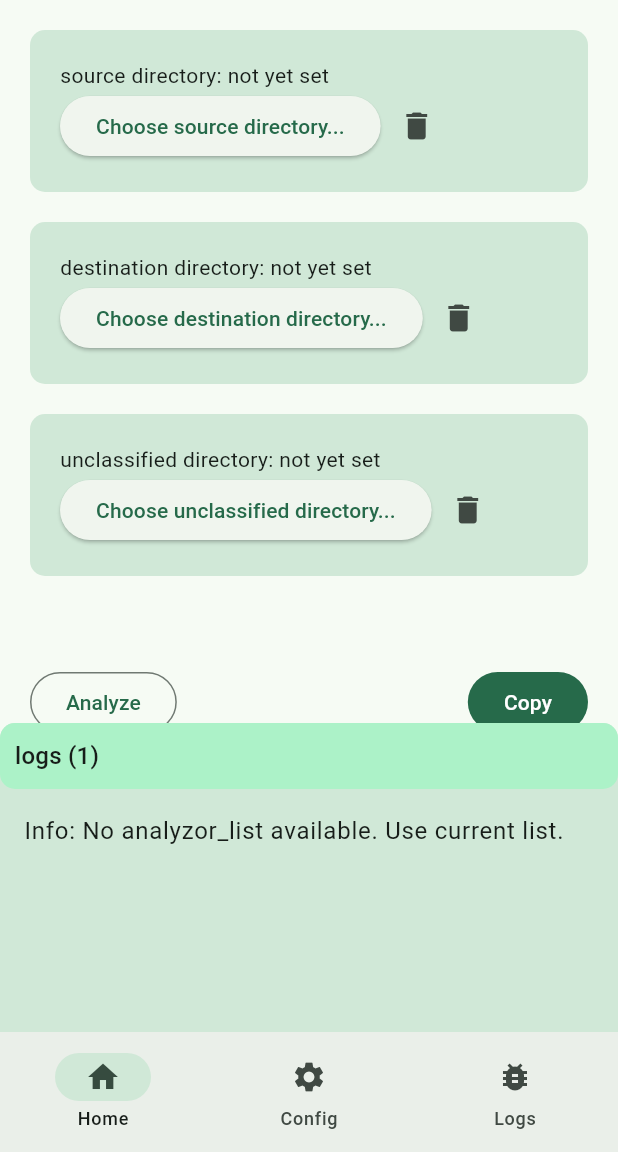
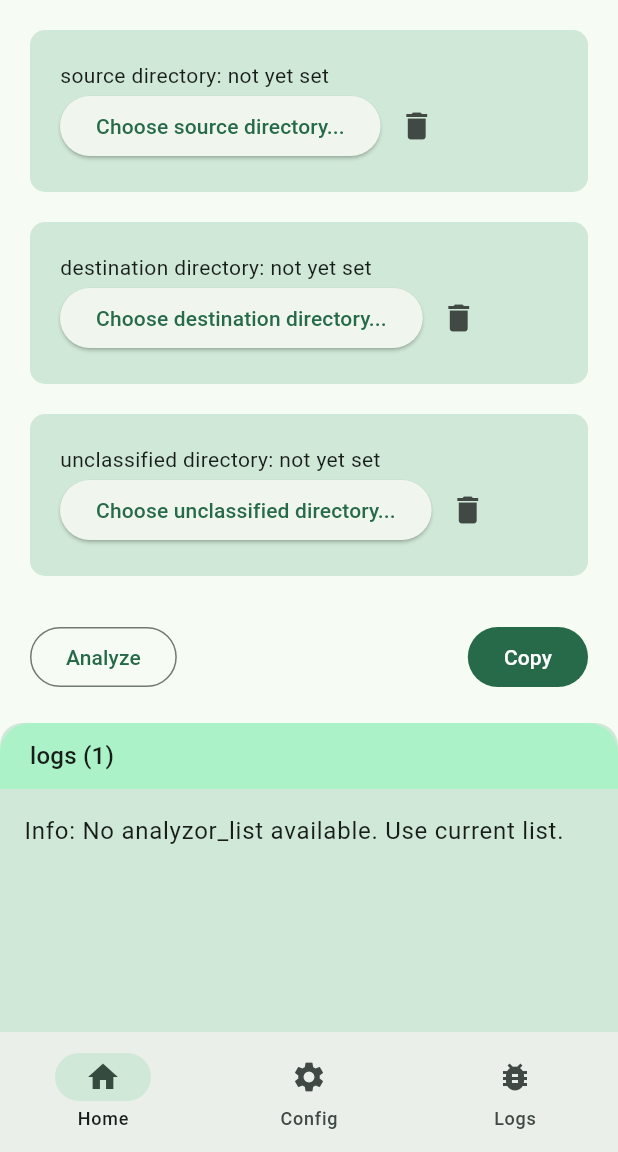
Before and after one commit to codica20/sortmedia, a Flutter app: the screen it shows after launch, on a phone screen of 412 x 824 dp, the part 84-1236 px from its top. Run offline on Flutter 3.47's test engine with Material 3 defaults, Android fonts, the phone set to English and light mode, and no system bars; our stand-ins replace dart_mappable, file_picker, get_it, shared_preferences, watch_it; missing offline and left inert: exif_reader; generated files the repository leaves out were written again.

Commit message:
Refactor/improvement: SettingBaseWidget and rounded corners for logs on home screen.

```diff
--- a/lib/features/home/ui/home_screen.dart
+++ b/lib/features/home/ui/home_screen.dart
@@ -37,28 +37,24 @@ class HomeScreen extends StatelessWidget {
               child: Column(
                 children: [
                   defaultPadding(SettingsWidget()),
-                  defaultPadding(
-                    Row(
-                      mainAxisAlignment: .spaceBetween,
-                      children: [
-                        AnalyzeButton(),
-                        TransferButton(),
-                      ],
-                    ),
-                  ),
                 ],
               ),
             ),
           ),
-
+          defaultPadding(
+            Row(
+              mainAxisAlignment: .spaceBetween,
+              children: [AnalyzeButton(), TransferButton()],
+            ),
+          ),
           SizedBox(
             height: screenHeight / 4,
             child: Container(
               decoration: BoxDecoration(
                 borderRadius:
                     BorderRadiusGeometry.directional(
-                      topStart: Radius.circular(10),
-                      topEnd: Radius.circular(10),
+                      topStart: Radius.circular(15),
+                      topEnd: Radius.circular(15),
                     ),
                 color: colorScheme.secondaryContainer,
               ),
--- a/lib/features/log/ui/logs_view_widget.dart
+++ b/lib/features/log/ui/logs_view_widget.dart
@@ -1,6 +1,8 @@
 import 'package:flutter/material.dart';
+
 import 'log_item_widget.dart';
 import '../uistate/logger.dart';
+
 import 'package:watch_it/watch_it.dart';
 
 /// shows the logs, newest at the top
@@ -18,13 +20,14 @@ class LogsViewWidget extends WatchingWidget {
       children: [
         Container(
           decoration: BoxDecoration(
-            borderRadius: BorderRadius.all(
-              Radius.circular(10),
+            borderRadius: const BorderRadius.only(
+              topLeft: Radius.circular(20),
+              topRight: Radius.circular(20),
             ),
 
             color: theme.colorScheme.primaryContainer,
           ),
-          padding: .all(10),
+          padding: .symmetric(vertical: 10, horizontal: 20),
           child: Text(
             heading,
             style: theme.textTheme.titleMedium,
--- a/lib/features/settings/ui/choose_dir_setting_widget.dart
+++ b/lib/features/settings/ui/choose_dir_setting_widget.dart
@@ -1,9 +1,8 @@
 import 'package:file_picker/file_picker.dart';
 import 'package:flutter/material.dart';
-import 'package:sortmedia/l10n/app_localizations.dart';
 
-import '../../home/ui/sm_scaffold.dart';
-
+import 'setting_base_widget.dart';
+import '../../../l10n/app_localizations.dart';
 import '../../../features/log/uistate/logger.dart';
 
 class ChooseDirSettingWidget extends StatelessWidget {
@@ -21,15 +20,7 @@ class ChooseDirSettingWidget extends StatelessWidget {
   @override
   Widget build(BuildContext context) {
     getTranslation() => AppLocalizations.of(context)!;
-    return Container(
-      padding: .all(20),
-      margin: .directional(bottom: 20),
-      decoration: BoxDecoration(
-        borderRadius: defaultBorderRadius(),
-        color: Theme.of(context)
-            .colorScheme
-            .secondaryContainer,
-      ),
+    return SettingBaseWidget(
       child: Wrap(
         direction: .horizontal,
         alignment: .spaceBetween,
--- /dev/null
+++ b/lib/features/settings/ui/setting_base_widget.dart
@@ -0,0 +1,28 @@
+import 'package:flutter/material.dart';
+
+import '../../home/ui/sm_scaffold.dart';
+
+
+class SettingBaseWidget extends StatelessWidget {
+  const new({
+    super.key,
+    required this.child,
+  });
+
+  final Widget child;
+
+  @override
+  Widget build(BuildContext context) {
+    return Container(
+      padding: .all(20),
+      margin: .directional(bottom: 20),
+      decoration: BoxDecoration(
+        borderRadius: defaultBorderRadius(),
+        color: Theme.of(context)
+            .colorScheme
+            .secondaryContainer,
+      ),
+      child: child,
+    );
+  }
+}
```
Also changed, not shown: 1 other file.
